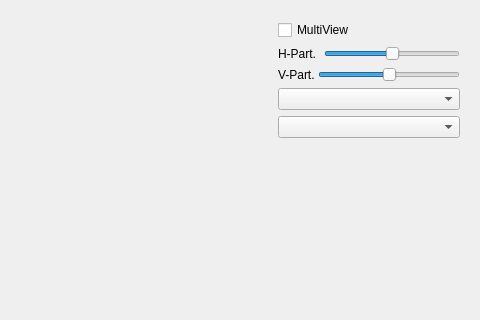
Before: the Qt Designer form src/HalfEdge2D/MainWindow.ui in RRValue/2DUniverse, drawn with Qt 5; both pictures show x 521 to 1001 and y 0 to 320 of the 1001 by 523 pixel window.
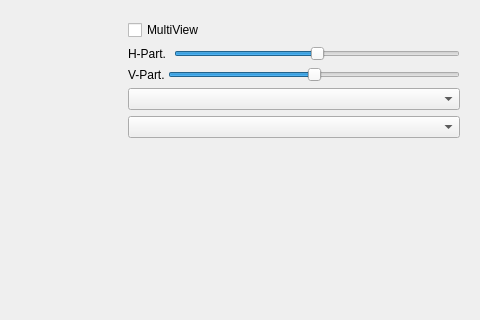
After: the same form once the commit is applied. Custom widgets are drawn as their Qt base class.

```diff
--- a/src/HalfEdge2D/MainWindow.ui
+++ b/src/HalfEdge2D/MainWindow.ui
@@ -21,13 +21,13 @@
     <widget class="QWidget" name="m_MainOptionWidget" native="true">
      <property name="minimumSize">
       <size>
-       <width>200</width>
+       <width>350</width>
        <height>0</height>
       </size>
      </property>
      <property name="maximumSize">
       <size>
-       <width>200</width>
+       <width>350</width>
        <height>16777215</height>
       </size>
      </property>
```
